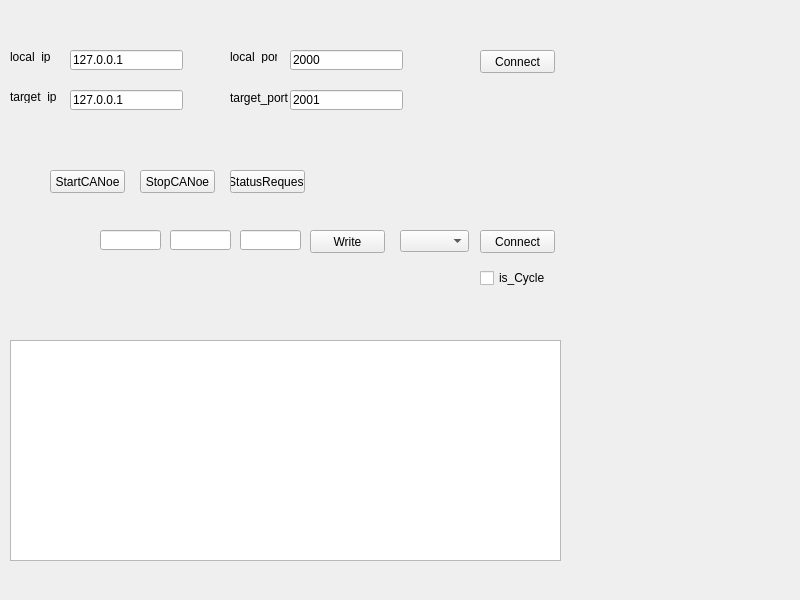
First picture: the form in VectoeFDX_UI.ui, repository YEZZESDXHN/VectorFDX, before the edit.
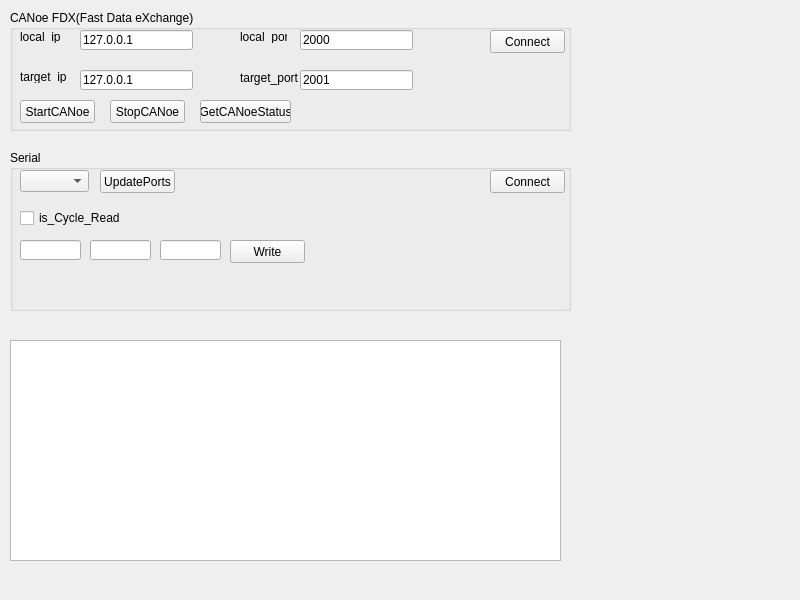
Second picture: the form after the edit.

Commit message: 更新ui,新增部分信息提示

The edit to the form file:
```diff
--- a/VectoeFDX_UI.ui
+++ b/VectoeFDX_UI.ui
@@ -14,24 +14,59 @@
    <string>MainWindow</string>
   </property>
   <widget class="QWidget" name="centralwidget">
-   <widget class="QLineEdit" name="lineEdit_localip">
+   <widget class="QTextBrowser" name="textBrowser_info">
     <property name="geometry">
      <rect>
-      <x>70</x>
-      <y>50</y>
-      <width>113</width>
-      <height>20</height>
+      <x>10</x>
+      <y>340</y>
+      <width>551</width>
+      <height>221</height>
      </rect>
     </property>
+   </widget>
+   <widget class="QGroupBox" name="groupBox">
+    <property name="geometry">
+     <rect>
+      <x>10</x>
+      <y>10</y>
+      <width>561</width>
+      <height>121</height>
+     </rect>
+    </property>
+    <property name="title">
+     <string>CANoe FDX(Fast Data eXchange)</string>
+    </property>
+    <widget class="QPushButton" name="pushButton_fdxConnect">
+     <property name="geometry">
+      <rect>
+       <x>480</x>
+       <y>20</y>
+       <width>75</width>
+       <height>23</height>
+      </rect>
+     </property>
     <property name="text">
-     <string>127.0.0.1</string>
+      <string>Connect</string>
+     </property>
+    </widget>
+    <widget class="QLabel" name="label_targetport">
+     <property name="geometry">
+      <rect>
+       <x>230</x>
+       <y>60</y>
+       <width>61</width>
+       <height>16</height>
+      </rect>
+     </property>
+     <property name="text">
+      <string>target_port</string>
     </property>
    </widget>
    <widget class="QLabel" name="label_localip">
     <property name="geometry">
      <rect>
       <x>10</x>
-      <y>50</y>
+       <y>20</y>
       <width>47</width>
       <height>13</height>
      </rect>
@@ -40,37 +75,24 @@
      <string>local_ip</string>
     </property>
    </widget>
-   <widget class="QLabel" name="label_localport">
+    <widget class="QLineEdit" name="lineEdit_localip">
     <property name="geometry">
      <rect>
-      <x>230</x>
-      <y>50</y>
-      <width>47</width>
-      <height>13</height>
-     </rect>
-    </property>
-    <property name="text">
-     <string>local_port</string>
-    </property>
-   </widget>
-   <widget class="QLineEdit" name="lineEdit_localport">
-    <property name="geometry">
-     <rect>
-      <x>290</x>
-      <y>50</y>
+       <x>70</x>
+       <y>20</y>
       <width>113</width>
       <height>20</height>
      </rect>
     </property>
     <property name="text">
-     <string>2000</string>
+      <string>127.0.0.1</string>
     </property>
    </widget>
    <widget class="QLabel" name="label_targetip">
     <property name="geometry">
      <rect>
       <x>10</x>
-      <y>90</y>
+       <y>60</y>
       <width>47</width>
       <height>13</height>
      </rect>
@@ -79,37 +101,11 @@
      <string>target_ip</string>
     </property>
    </widget>
-   <widget class="QLineEdit" name="lineEdit_targetip">
-    <property name="geometry">
-     <rect>
-      <x>70</x>
-      <y>90</y>
-      <width>113</width>
-      <height>20</height>
-     </rect>
-    </property>
-    <property name="text">
-     <string>127.0.0.1</string>
-    </property>
-   </widget>
-   <widget class="QLabel" name="label_targetport">
-    <property name="geometry">
-     <rect>
-      <x>230</x>
-      <y>90</y>
-      <width>61</width>
-      <height>16</height>
-     </rect>
-    </property>
-    <property name="text">
-     <string>target_port</string>
-    </property>
-   </widget>
    <widget class="QLineEdit" name="lineEdit_targetport">
     <property name="geometry">
      <rect>
       <x>290</x>
-      <y>90</y>
+       <y>60</y>
       <width>113</width>
       <height>20</height>
      </rect>
@@ -118,34 +114,50 @@
      <string>2001</string>
     </property>
    </widget>
-   <widget class="QPushButton" name="pushButton_fdxConnect">
+    <widget class="QLineEdit" name="lineEdit_targetip">
     <property name="geometry">
      <rect>
-      <x>480</x>
-      <y>50</y>
-      <width>75</width>
-      <height>23</height>
+       <x>70</x>
+       <y>60</y>
+       <width>113</width>
+       <height>20</height>
      </rect>
     </property>
     <property name="text">
-     <string>Connect</string>
-    </property>
-   </widget>
-   <widget class="QTextBrowser" name="textBrowser_info">
+      <string>127.0.0.1</string>
+     </property>
+    </widget>
+    <widget class="QLineEdit" name="lineEdit_localport">
     <property name="geometry">
      <rect>
-      <x>10</x>
-      <y>340</y>
-      <width>551</width>
-      <height>221</height>
-     </rect>
+       <x>290</x>
+       <y>20</y>
+       <width>113</width>
+       <height>20</height>
+      </rect>
+     </property>
+     <property name="text">
+      <string>2000</string>
+     </property>
+    </widget>
+    <widget class="QLabel" name="label_localport">
+     <property name="geometry">
+      <rect>
+       <x>230</x>
+       <y>20</y>
+       <width>47</width>
+       <height>13</height>
+      </rect>
+     </property>
+     <property name="text">
+      <string>local_port</string>
     </property>
    </widget>
    <widget class="QPushButton" name="pushButton_StartCANoe">
     <property name="geometry">
      <rect>
-      <x>50</x>
-      <y>170</y>
+       <x>10</x>
+       <y>90</y>
       <width>75</width>
       <height>23</height>
      </rect>
@@ -154,11 +166,24 @@
      <string>StartCANoe</string>
     </property>
    </widget>
+    <widget class="QPushButton" name="pushButton_StatusRequest">
+     <property name="geometry">
+      <rect>
+       <x>190</x>
+       <y>90</y>
+       <width>91</width>
+       <height>23</height>
+      </rect>
+     </property>
+     <property name="text">
+      <string>GetCANoeStatus</string>
+     </property>
+    </widget>
    <widget class="QPushButton" name="pushButton_StopCANoe">
     <property name="geometry">
      <rect>
-      <x>140</x>
-      <y>170</y>
+       <x>100</x>
+       <y>90</y>
       <width>75</width>
       <height>23</height>
      </rect>
@@ -167,24 +192,44 @@
      <string>StopCANoe</string>
     </property>
    </widget>
-   <widget class="QPushButton" name="pushButton_StatusRequest">
+   </widget>
+   <widget class="QGroupBox" name="groupBox_2">
     <property name="geometry">
      <rect>
-      <x>230</x>
-      <y>170</y>
-      <width>75</width>
-      <height>23</height>
+      <x>10</x>
+      <y>150</y>
+      <width>561</width>
+      <height>161</height>
      </rect>
     </property>
-    <property name="text">
-     <string>StatusRequest</string>
+    <property name="title">
+     <string>Serial</string>
+    </property>
+    <widget class="QComboBox" name="comboBox_serialPorts">
+     <property name="geometry">
+      <rect>
+       <x>10</x>
+       <y>20</y>
+       <width>69</width>
+       <height>22</height>
+      </rect>
+     </property>
+    </widget>
+    <widget class="QLineEdit" name="lineEdit_WriteRegisterValue">
+     <property name="geometry">
+      <rect>
+       <x>150</x>
+       <y>90</y>
+       <width>61</width>
+       <height>20</height>
+      </rect>
     </property>
    </widget>
    <widget class="QPushButton" name="pushButton_connectmodbus">
     <property name="geometry">
      <rect>
       <x>480</x>
-      <y>230</y>
+       <y>20</y>
       <width>75</width>
       <height>23</height>
      </rect>
@@ -196,34 +241,21 @@
    <widget class="QCheckBox" name="checkBox_isCycleReadModbus">
     <property name="geometry">
      <rect>
-      <x>480</x>
-      <y>270</y>
-      <width>68</width>
+       <x>10</x>
+       <y>60</y>
+       <width>101</width>
       <height>16</height>
      </rect>
     </property>
     <property name="text">
-     <string>is_Cycle</string>
-    </property>
-   </widget>
-   <widget class="QPushButton" name="pushButton_WriteRegister">
-    <property name="geometry">
-     <rect>
-      <x>310</x>
-      <y>230</y>
-      <width>75</width>
-      <height>23</height>
-     </rect>
-    </property>
-    <property name="text">
-     <string>Write</string>
+      <string>is_Cycle_Read</string>
     </property>
    </widget>
    <widget class="QLineEdit" name="lineEdit_WriteSlave">
     <property name="geometry">
      <rect>
-      <x>100</x>
-      <y>230</y>
+       <x>10</x>
+       <y>90</y>
       <width>61</width>
       <height>20</height>
      </rect>
@@ -232,32 +264,39 @@
    <widget class="QLineEdit" name="lineEdit_WriteRegisterAddress">
     <property name="geometry">
      <rect>
-      <x>170</x>
-      <y>230</y>
+       <x>80</x>
+       <y>90</y>
       <width>61</width>
       <height>20</height>
      </rect>
     </property>
    </widget>
-   <widget class="QLineEdit" name="lineEdit_WriteRegisterValue">
+    <widget class="QPushButton" name="pushButton_WriteRegister">
     <property name="geometry">
      <rect>
-      <x>240</x>
-      <y>230</y>
-      <width>61</width>
-      <height>20</height>
-     </rect>
-    </property>
-   </widget>
-   <widget class="QComboBox" name="comboBox_serialPorts">
+       <x>220</x>
+       <y>90</y>
+       <width>75</width>
+       <height>23</height>
+      </rect>
+     </property>
+     <property name="text">
+      <string>Write</string>
+     </property>
+    </widget>
+    <widget class="QPushButton" name="pushButton_UpdatePorts">
     <property name="geometry">
      <rect>
-      <x>400</x>
-      <y>230</y>
-      <width>69</width>
-      <height>22</height>
-     </rect>
-    </property>
+       <x>90</x>
+       <y>20</y>
+       <width>75</width>
+       <height>23</height>
+      </rect>
+     </property>
+     <property name="text">
+      <string>UpdatePorts</string>
+     </property>
+    </widget>
    </widget>
   </widget>
   <widget class="QMenuBar" name="menubar">
```
Lines whose indentation alone changed are shown as unchanged. The commit also changes 2 other files.
